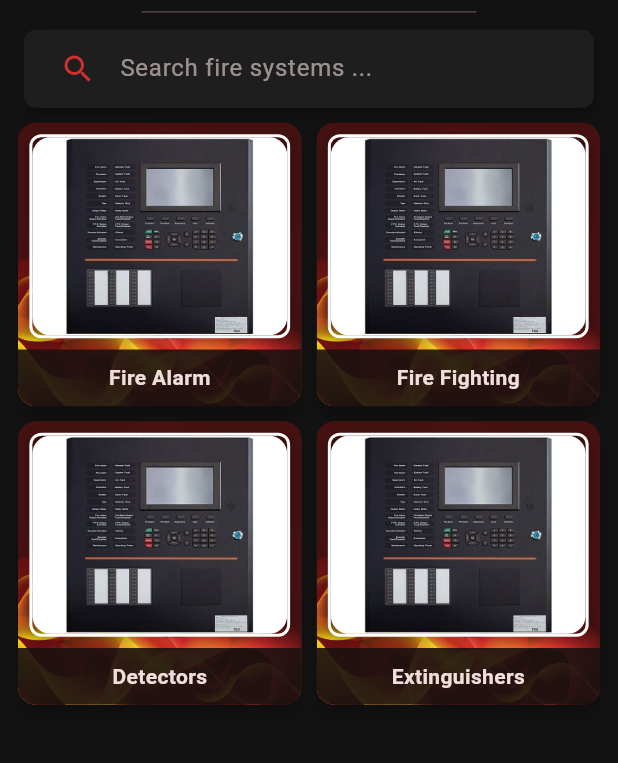
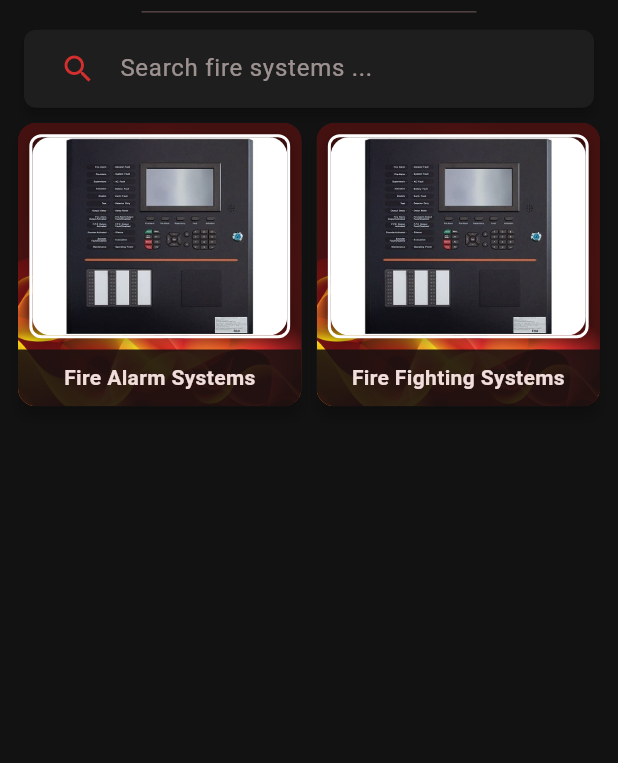
Before and after one commit to msultan74u-eng/Fire_Safty_Academy, a Flutter app: the HomePage screen opened directly with empty values, on a phone screen of 412 x 824 dp, the part 473-1236 px from its top. Run offline on Flutter 3.47's test engine with Material 3 defaults, Android fonts, the phone set to English and light mode, and no system bars; drawn by our look-alikes of auto_size_text, carousel_slider; our stand-ins replace bloc, equatable, flutter_bloc, shared_preferences; accounts and stored records are empty.

Commit message:
usage bloc builder in Gridview for showing departments of systems and parsing system id

```diff
--- a/lib/widgets/home_Widgets/fire_grid_home.dart
+++ b/lib/widgets/home_Widgets/fire_grid_home.dart
@@ -1,9 +1,12 @@
 import 'package:flutter/material.dart';
-
+import 'package:flutter_bloc/flutter_bloc.dart';
+import '../../cubits/section_cubit/section_cubit.dart';
+import '../../cubits/section_cubit/section_state.dart';
 import '../../views/fire_page.dart';
+import '../../models/section_model.dart';
 import 'fire_card_home.dart';
 
-class FireGridHome extends StatefulWidget {
+class FireGridHome extends StatelessWidget {
   final ValueNotifier<bool> isDarkNotifier;
   final VoidCallback toggleTheme;
 
@@ -14,39 +17,23 @@ class FireGridHome extends StatefulWidget {
   });
 
   @override
-  State<FireGridHome> createState() => _FireGridHomeState();
+  Widget build(BuildContext context) {
+    return BlocBuilder<SectionCubit, SectionState>(
+      builder: (context, state) {
+        if (state is SectionLoading) {
+          return const Center(child: CircularProgressIndicator());
         }
 
-class _FireGridHomeState extends State<FireGridHome> {
-  final items = [
-    {
-      "title": "Fire Alarm",
-      "bg": "assets/images/main_design/fire_bg_001.jpg",
-      "icon": "assets/images/main_design/facp_0002.jpg",
-    },
-    {
-      "title": "Fire Fighting",
-      "bg": "assets/images/main_design/fire_bg_001.jpg",
-      "icon": "assets/images/main_design/facp_0002.jpg",
-    },
-    {
-      "title": "Detectors",
-      "bg": "assets/images/main_design/fire_bg_001.jpg",
-      "icon": "assets/images/main_design/facp_0002.jpg",
-    },
-    {
-      "title": "Extinguishers",
-      "bg": "assets/images/main_design/fire_bg_001.jpg",
-      "icon": "assets/images/main_design/facp_0002.jpg",
-    },
-  ];
+        if (state is SectionError) {
+          return Center(child: Text(state.message));
+        }
 
-  @override
-  Widget build(BuildContext context) {
+        if (state is SectionLoaded) {
+          final List<Section> sections = state.sections;
+
           return LayoutBuilder(
             builder: (context, constraints) {
               bool isMobile = constraints.maxWidth < 720;
-
               return GridView.builder(
                 scrollDirection: isMobile ? Axis.vertical : Axis.horizontal,
                 gridDelegate: const SliverGridDelegateWithMaxCrossAxisExtent(
@@ -55,20 +42,22 @@ class _FireGridHomeState extends State<FireGridHome> {
                   mainAxisSpacing: 10,
                   childAspectRatio: 1,
                 ),
-          itemCount: items.length,
+                itemCount: sections.length,
                 itemBuilder: (context, index) {
-            final item = items[index];
+                  final section = sections[index];
                   return FireCardHome(
-              title: item["title"]!,
-              backgroundImage: item["bg"]!,
-              iconImage: item["icon"]!,
+                    title: section.sectionTitle,
+                    backgroundImage:
+                        'assets/images/main_design/fire_bg_001.jpg',
+                    iconImage: 'assets/images/main_design/facp_0002.jpg',
                     onTap: () {
                       Navigator.push(
                         context,
                         MaterialPageRoute(
                           builder: (context) => FirePage(
-                      isDarkNotifier: widget.isDarkNotifier,
-                      toggleTheme: widget.toggleTheme,
+                            isDarkNotifier: isDarkNotifier,
+                            toggleTheme: toggleTheme,
+                            sectionId: section.sectionId,
                           ),
                         ),
                       );
@@ -79,4 +68,8 @@ class _FireGridHomeState extends State<FireGridHome> {
             },
           );
         }
+        return const SizedBox();
+      },
+    );
   }
+}
```
Lines whose indentation alone changed are shown as unchanged.
